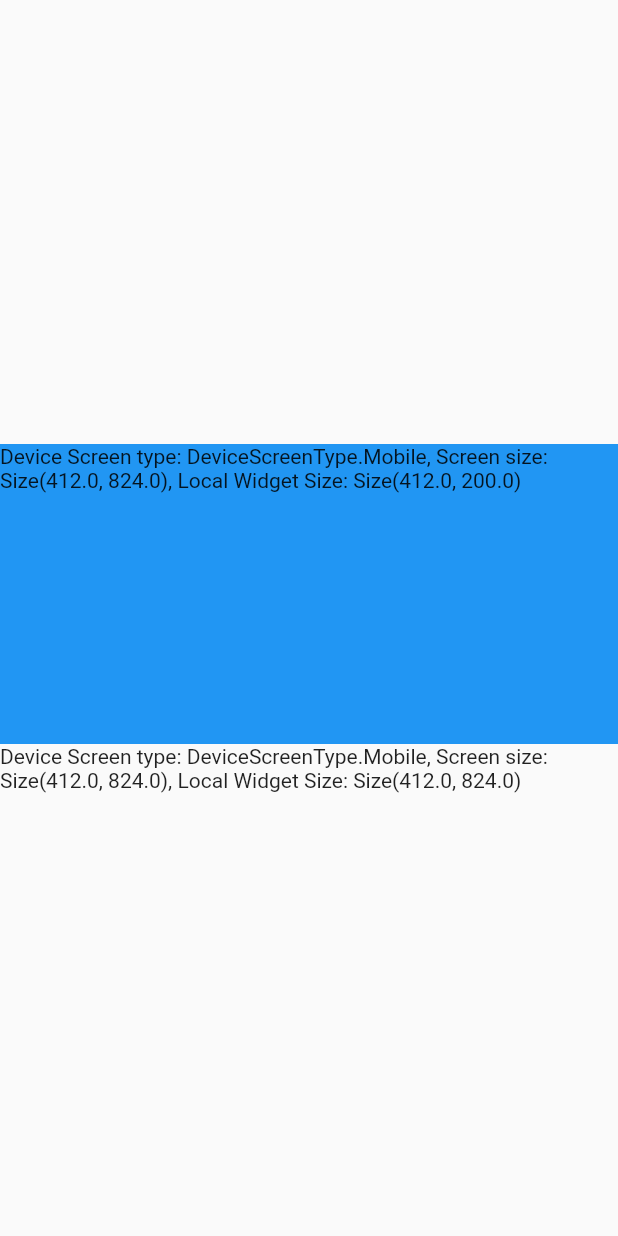
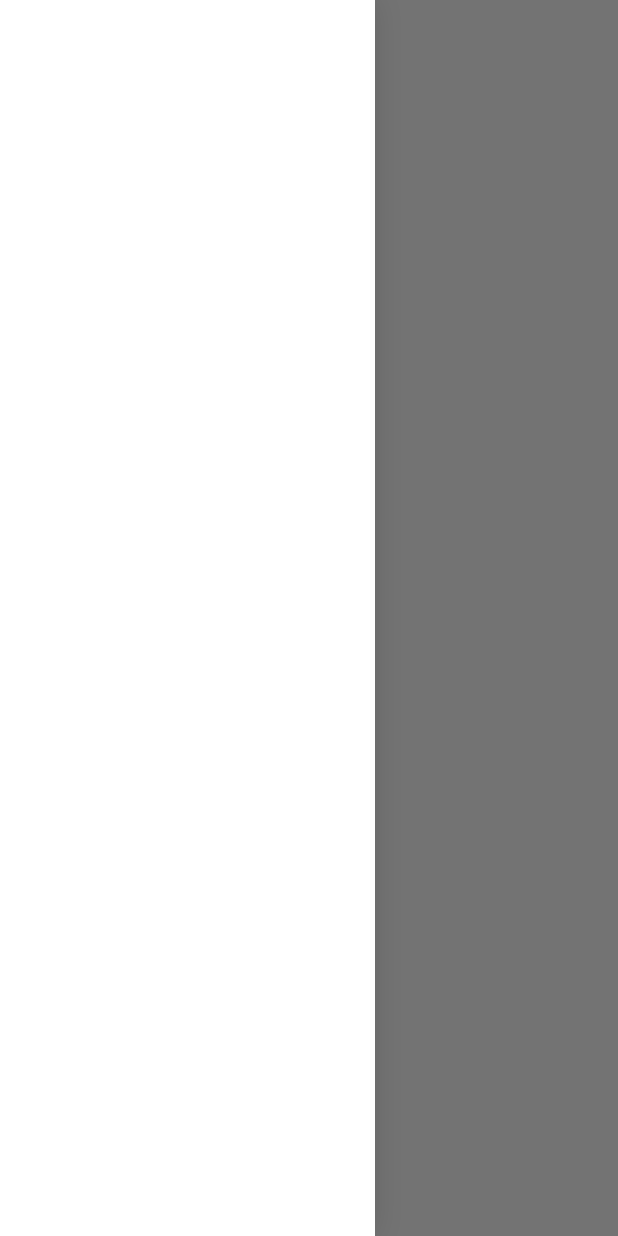
Before and after one commit to g-chandran/flutter_responsive_ui, a Flutter app: the screen it shows after launch, with the side drawer open (before the commit the screen has no drawer), on a phone screen of 412 x 824 dp. Run offline on Flutter 3.47's test engine with Material 2 defaults, Android fonts, the phone set to English and light mode, and no system bars; our stand-ins replace device_preview.

Commit message:
Mobile Responsiveness added corresponding to the Orientation

```diff
--- /dev/null
+++ b/lib/responsive/orientation_layout.dart
@@ -0,0 +1,14 @@
+import 'package:flutter/material.dart';
+
+class OrientationLayout extends StatelessWidget {
+  final Widget landscape, portrait;
+
+  const OrientationLayout({Key key, this.landscape, this.portrait})
+      : super(key: key);
+  @override
+  Widget build(BuildContext context) {
+    var orientation = MediaQuery.of(context).orientation;
+    if (orientation == Orientation.landscape) return landscape ?? portrait;
+    return portrait;
+  }
+}
--- /dev/null
+++ b/lib/responsive/screen_type_layout.dart
@@ -0,0 +1,22 @@
+import 'package:flutter/material.dart';
+import 'package:flutter_responsive_test/enums/device_screen_type.dart';
+import 'package:flutter_responsive_test/responsive/responsive_builder.dart';
+
+class ScreenTypeLayout extends StatelessWidget {
+  final Widget mobile, desktop, tablet;
+  ScreenTypeLayout({this.mobile, this.desktop, this.tablet});
+  @override
+  Widget build(BuildContext context) {
+    return ResponsiveBuilder(
+      builder: (context, sizingInformation) {
+        if (sizingInformation.deviceScreenType == DeviceScreenType.Desktop) {
+          if (desktop != null) return desktop;
+        }
+        if (sizingInformation.deviceScreenType == DeviceScreenType.Tablet) {
+          if (tablet != null) return tablet;
+        }
+        return mobile;
+      },
+    );
+  }
+}
--- a/lib/ui/views/home_view.dart
+++ b/lib/ui/views/home_view.dart
@@ -1,30 +1,17 @@
 import 'package:flutter/material.dart';
 
-import '../../responsive/responsive_builder.dart';
+import '../../responsive/orientation_layout.dart';
+import '../../responsive/screen_type_layout.dart';
+import 'home_view_mobile.dart';
 
 class HomeView extends StatelessWidget {
   @override
   Widget build(BuildContext context) {
-    return ResponsiveBuilder(
-      builder: (context, sizingInformation) {
-        return Scaffold(
-          body: Center(
-            child: Column(
-              mainAxisSize: MainAxisSize.min,
-              children: <Widget>[
-                Container(
-                    color: Colors.blue,
-                    height: 200,
-                    child: ResponsiveBuilder(
-                      builder: (context, sizingInformation) =>
-                          Text(sizingInformation.toString()),
-                    )),
-                Text(sizingInformation.toString()),
-              ],
-            ),
-          ),
-        );
-      },
+    return ScreenTypeLayout(
+      mobile: OrientationLayout(
+        portrait: HomeMobilePortrait(),
+        landscape: HomeMobileLandscape(),
+      ),
     );
   }
 }
--- /dev/null
+++ b/lib/ui/views/home_view_mobile.dart
@@ -0,0 +1,42 @@
+import 'package:flutter/material.dart';
+
+import '../widgets/app_drawer.dart';
+
+class HomeMobilePortrait extends StatelessWidget {
+  final GlobalKey<ScaffoldState> _scaffoldKey = GlobalKey<ScaffoldState>();
+  @override
+  Widget build(BuildContext context) {
+    return SafeArea(
+      child: Scaffold(
+        drawer: AppDrawer(),
+        key: _scaffoldKey,
+        body: Column(
+          children: <Widget>[
+            Padding(
+              padding: const EdgeInsets.all(16.0),
+              child: IconButton(
+                icon: Icon(Icons.menu, size: 30),
+                onPressed: () {
+                  _scaffoldKey.currentState.openDrawer();
+                },
+              ),
+            )
+          ],
+        ),
+      ),
+    );
+  }
+}
+
+class HomeMobileLandscape extends StatelessWidget {
+  @override
+  Widget build(BuildContext context) {
+    return SafeArea(
+      child: Scaffold(
+        body: Row(
+          children: <Widget>[AppDrawer()],
+        ),
+      ),
+    );
+  }
+}
--- /dev/null
+++ b/lib/ui/widgets/app_drawer.dart
@@ -0,0 +1,14 @@
+import 'package:flutter/material.dart';
+
+class AppDrawer extends StatelessWidget {
+  @override
+  Widget build(BuildContext context) {
+    var orientation = MediaQuery.of(context).orientation;
+    return Container(
+      width: orientation == Orientation.portrait ? 250 : 100,
+      decoration: BoxDecoration(color: Colors.white, boxShadow: [
+        BoxShadow(blurRadius: 16, color: Colors.black12),
+      ]),
+    );
+  }
+}
```
